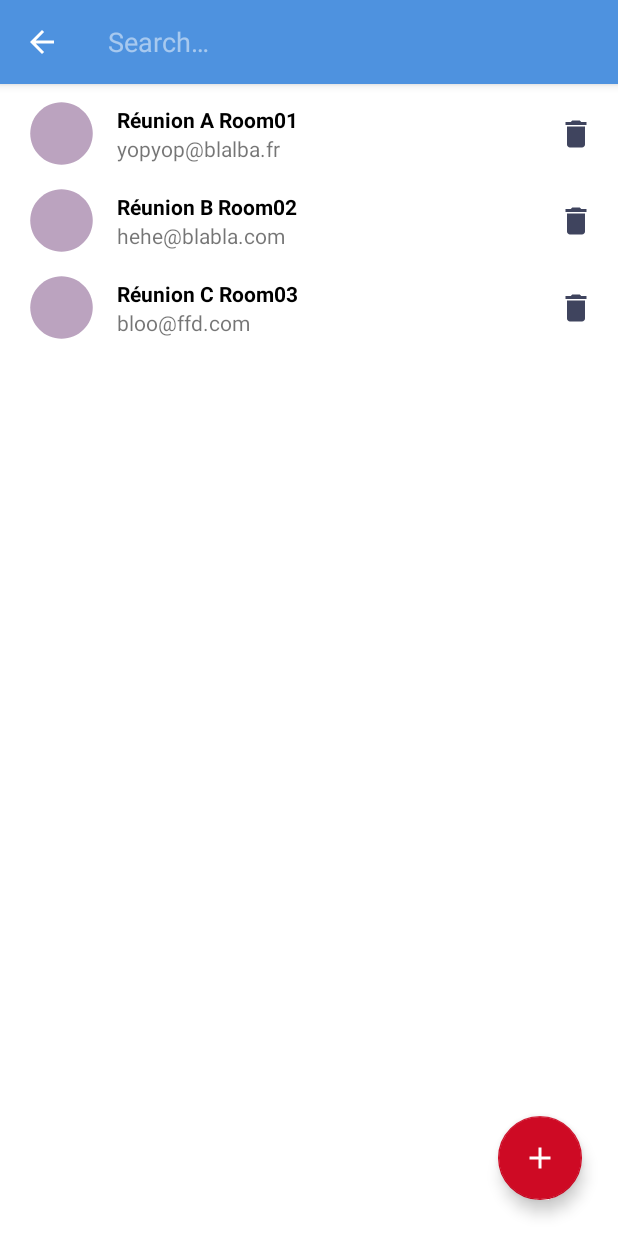
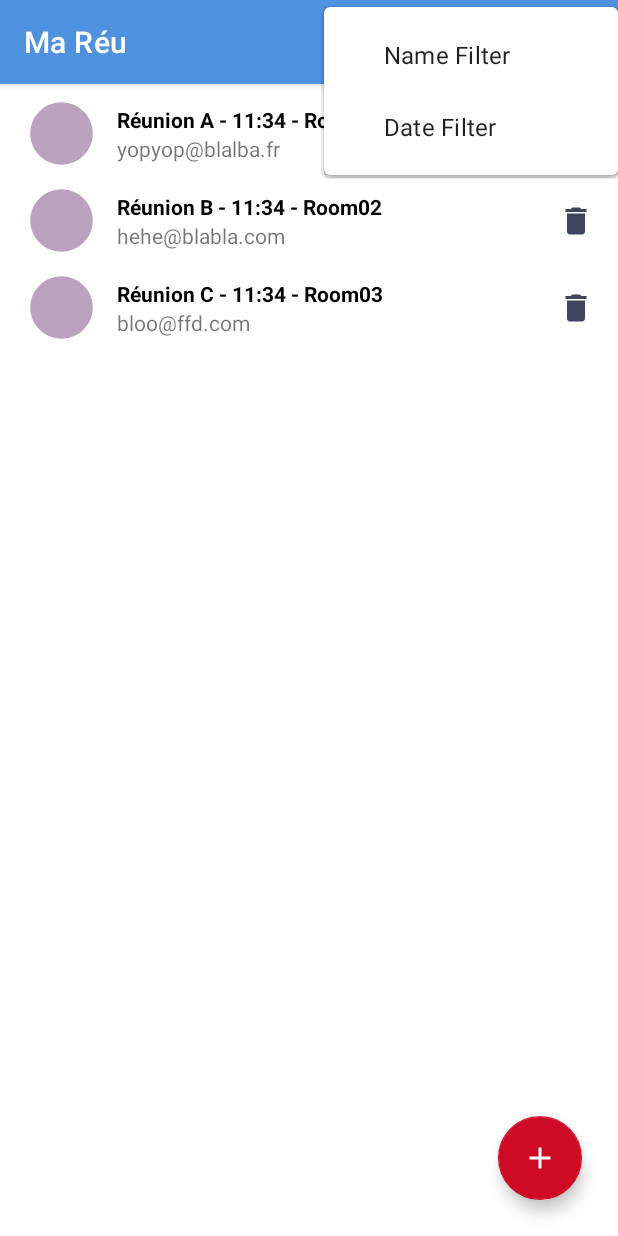
Before and after one commit to Strickle/MaReu, an Android app: the screen it shows after launch (MeetingListActivity), after a tap on "Filter", on a phone screen of 412 x 824 dp. Run offline under Robolectric (Android 15) with nearby library versions, the phone set to English and light mode, and no system bars; our stand-ins replace EventBus.

Commit message:
fix color random (from constructor) and fix display date from recyclerview with simpleDate

```diff
--- a/app/src/main/java/com/nounapps/mareu/model/Meeting.java
+++ b/app/src/main/java/com/nounapps/mareu/model/Meeting.java
@@ -33,13 +33,13 @@ public class Meeting implements Serializable {
     /** Meeting's color */
     private int meetingColor;
 
-    public Meeting(long id, String object, String location, Date date, String participants, int meetingColor) {
+    public Meeting(long id, String object, String location, Date date, String participants) {
         this.id = id;
         this.object = object;
         this.location = location;
         this.date = date;
         this.participants = participants;
-        this.meetingColor = meetingColor;
+        setRandomColor();
     }
 
     public long getId() {
@@ -93,11 +93,4 @@ public class Meeting implements Serializable {
         int color = Color.argb(255, rnd.nextInt(256), rnd.nextInt(256), rnd.nextInt(256));
         meetingColor = color;
     }
-    public Meeting(long id, String object, String location, Date date, String participants) {
-        this.id = id;
-        this.object = object;
-        this.location = location;
-        this.date = date;
-        this.participants = participants;
-    }
 }
--- a/app/src/main/java/com/nounapps/mareu/service/DummyMeetingGenerator.java
+++ b/app/src/main/java/com/nounapps/mareu/service/DummyMeetingGenerator.java
@@ -15,9 +15,9 @@ import static android.graphics.Color.MAGENTA;
 public abstract class DummyMeetingGenerator {
 
     public static List<Meeting> DUMMY_MEETINGS = Arrays.asList  (
-            new Meeting(1, "Réunion A", "Room01",new Date(1623756879000L), "yopyop@blalba.fr", CYAN),
-            new Meeting(2, "Réunion B", "Room02",new Date(1623756879000L), "hehe@blabla.com",MAGENTA),
-            new Meeting(3, "Réunion C", "Room03",new Date(1623756879000L), "bloo@ffd.com",GRAY)
+            new Meeting(1, "Réunion A", "Room01",new Date(1623756879000L), "yopyop@blalba.fr"),
+            new Meeting(2, "Réunion B", "Room02",new Date(1623756879000L), "hehe@blabla.com"),
+            new Meeting(3, "Réunion C", "Room03",new Date(1623756879000L), "bloo@ffd.com")
     );
 
     static List<Meeting> generateMeetings() {
--- a/app/src/main/java/com/nounapps/mareu/ui/meeting_list/AddMeetingActivity.java
+++ b/app/src/main/java/com/nounapps/mareu/ui/meeting_list/AddMeetingActivity.java
@@ -3,17 +3,12 @@ package com.nounapps.mareu.ui.meeting_list;
 import androidx.appcompat.app.AppCompatActivity;
 import android.app.DatePickerDialog;
 import android.app.TimePickerDialog;
-import android.content.res.Resources;
 import android.graphics.Color;
 import android.graphics.drawable.ColorDrawable;
 import android.os.Bundle;
-import android.renderscript.ScriptGroup;
-import android.text.Editable;
-import android.text.TextWatcher;
 import android.view.View;
 import android.widget.AdapterView;
 import android.widget.ArrayAdapter;
-import android.widget.Button;
 import android.widget.DatePicker;
 import android.widget.Spinner;
 import android.widget.TimePicker;
@@ -24,18 +19,12 @@ import com.nounapps.mareu.di.DI;
 import com.nounapps.mareu.model.Meeting;
 import com.nounapps.mareu.service.MeetingApiService;
 
-import java.sql.Time;
-import java.text.DateFormat;
 import java.text.ParseException;
 import java.text.SimpleDateFormat;
 import java.util.Calendar;
 import java.util.Date;
-import java.util.Random;
-import java.util.Timer;
-
 
 public class AddMeetingActivity extends AppCompatActivity    {
-
 
     private ActivityAddMeetingBinding binding;
     private MeetingApiService mMeetingApiService;
@@ -43,14 +32,10 @@ public class AddMeetingActivity extends AppCompatActivity    {
     private DatePickerDialog.OnDateSetListener onDateSetListener;
     private TimePickerDialog.OnTimeSetListener onTimeSetListener;
 
-
     private int meetingHour, meetingMinute;
     private String spinnerSelection;
 
-
-
-
-
+    private Calendar globalCalendar = Calendar.getInstance();
 
     @Override
     protected void onCreate(Bundle savedInstanceState) {
@@ -78,21 +63,11 @@ public class AddMeetingActivity extends AppCompatActivity    {
                 }
                 spinnerSelection = parent.getItemAtPosition(position).toString();
             }
-
             @Override
             public void onNothingSelected(AdapterView<?> parent) {
-
             }
         });
 
-//        spinner.setOnItemClickListener(new AdapterView.OnItemClickListener() {
-//            @Override
-//            public void onItemClick(AdapterView<?> parent, View view, int position, long id) {
-//
-//            }
-//        });
-
-// init button createMeeting
         binding.create.setEnabled(true);
 
         Calendar calendar = Calendar.getInstance();
@@ -107,6 +82,7 @@ public class AddMeetingActivity extends AppCompatActivity    {
                         AddMeetingActivity.this, new DatePickerDialog.OnDateSetListener() {
                     @Override
                     public void onDateSet(DatePicker view, int year, int month, int day) {
+                        globalCalendar.set(year,month,day);
                         month = month + 1;
 
                         String meetingDate = day + "/" + month + "/" + year;
@@ -116,7 +92,6 @@ public class AddMeetingActivity extends AppCompatActivity    {
                 datePickerDialog.show();
             }
         });
-
 
         binding.tvSelectedHour.setOnClickListener(new View.OnClickListener() {
             @Override
@@ -131,6 +106,8 @@ public class AddMeetingActivity extends AppCompatActivity    {
                         new TimePickerDialog.OnTimeSetListener() {
                             @Override
                             public void onTimeSet(TimePicker view, int hourOfDay, int minute) {
+                                globalCalendar.set(Calendar.HOUR, hourOfDay);
+                                globalCalendar.set(Calendar.MINUTE, minute);
                                 meetingHour = hourOfDay;
                                 meetingMinute = minute;
                                 String meetingTime = meetingHour + ":" + meetingMinute;
@@ -151,8 +128,6 @@ public class AddMeetingActivity extends AppCompatActivity    {
             }
         });
 
-
-
         binding.create.setOnClickListener(new View.OnClickListener() {
             @Override
             public void onClick(View v) {
@@ -160,14 +135,12 @@ public class AddMeetingActivity extends AppCompatActivity    {
                         System.currentTimeMillis(),
                         binding.tfObject.getEditText().getText().toString(),
                         spinnerSelection,
-                        calendar.getTime(),
+                        globalCalendar.getTime(),
                         binding.tfParticipants.getEditText().getText().toString()
                 );
                 mMeetingApiService.createMeeting(meeting);
                 finish();
             }
         });
-
     }
-
 }
--- a/app/src/main/java/com/nounapps/mareu/ui/meeting_list/MeetingListActivity.java
+++ b/app/src/main/java/com/nounapps/mareu/ui/meeting_list/MeetingListActivity.java
@@ -1,10 +1,12 @@
 package com.nounapps.mareu.ui.meeting_list;
 
+import androidx.annotation.NonNull;
 import androidx.appcompat.app.AppCompatActivity;
 import androidx.appcompat.widget.SearchView;
 import androidx.recyclerview.widget.LinearLayoutManager;
 import androidx.recyclerview.widget.RecyclerView;
 
+import android.app.SearchManager;
 import android.content.Intent;
 import android.os.Bundle;
 import android.view.Menu;
@@ -74,10 +76,11 @@ public class MeetingListActivity extends AppCompatActivity {
         MenuInflater inflater = getMenuInflater();
         inflater.inflate(R.menu.my_menu,menu);
 
-        MenuItem searchItem = menu.findItem(R.id.filter);
-        SearchView searchView = (SearchView) searchItem.getActionView();
+
+
         return true;
     }
+
 
     /**
      * Init the List of neighbours
--- a/app/src/main/java/com/nounapps/mareu/ui/meeting_list/MyListMeetingRecyclerViewAdapter.java
+++ b/app/src/main/java/com/nounapps/mareu/ui/meeting_list/MyListMeetingRecyclerViewAdapter.java
@@ -1,6 +1,5 @@
 package com.nounapps.mareu.ui.meeting_list;
 
-import android.content.res.Resources;
 import android.view.LayoutInflater;
 import android.view.View;
 import android.view.ViewGroup;
@@ -15,14 +14,17 @@ import com.nounapps.mareu.R;
 import com.nounapps.mareu.events.DeleteMeetingEvent;
 import com.nounapps.mareu.model.Meeting;
 
-
 import org.greenrobot.eventbus.EventBus;
 
+import java.text.DateFormat;
+import java.text.ParseException;
+import java.text.SimpleDateFormat;
+import java.util.Calendar;
+import java.util.Date;
 import java.util.List;
-import java.util.Random;
-
 
 public class MyListMeetingRecyclerViewAdapter extends RecyclerView.Adapter<MyListMeetingRecyclerViewAdapter.MyViewHolder> implements Filterable{
+
 
     private List<Meeting> mMeetings;
 
@@ -81,9 +83,17 @@ public class MyListMeetingRecyclerViewAdapter extends RecyclerView.Adapter<MyLis
 
         void display(Meeting meeting) {
 
-            meeting.setRandomColor();
+            Date date = meeting.getDate();
+            //
+            // Display a date in day, month, year format
+            //
+            DateFormat formatter = new SimpleDateFormat("hh:mm");
+            String meetingTime = formatter.format(date);
+
+
+
             mIVcolorCircle.setColorFilter(meeting.getMeetingColor());
-            mTVmeeting.setText(meeting.getObject()+" "+meeting.getLocation());
+            mTVmeeting.setText(meeting.getObject()+" - "+meetingTime+" - "+meeting.getLocation());
             mTVparticipants.setText(meeting.getParticipants());
         }
 
--- /dev/null
+++ b/app/src/main/res/drawable/ic_baseline_search_24.xml
@@ -0,0 +1,5 @@
+<vector android:height="24dp" android:tint="#FFFFFF"
+    android:viewportHeight="24" android:viewportWidth="24"
+    android:width="24dp" xmlns:android="http://schemas.android.com/apk/res/android">
+    <path android:fillColor="@android:color/white" android:pathData="M15.5,14h-0.79l-0.28,-0.27C15.41,12.59 16,11.11 16,9.5 16,5.91 13.09,3 9.5,3S3,5.91 3,9.5 5.91,16 9.5,16c1.61,0 3.09,-0.59 4.23,-1.57l0.27,0.28v0.79l5,4.99L20.49,19l-4.99,-5zM9.5,14C7.01,14 5,11.99 5,9.5S7.01,5 9.5,5 14,7.01 14,9.5 11.99,14 9.5,14z"/>
+</vector>
--- /dev/null
+++ b/app/src/main/res/drawable/ic_baseline_sort_24.xml
@@ -0,0 +1,5 @@
+<vector android:height="24dp" android:tint="#FFFFFF"
+    android:viewportHeight="24" android:viewportWidth="24"
+    android:width="24dp" xmlns:android="http://schemas.android.com/apk/res/android">
+    <path android:fillColor="@android:color/white" android:pathData="M3,18h6v-2L3,16v2zM3,6v2h18L21,6L3,6zM3,13h12v-2L3,11v2z"/>
+</vector>
--- a/app/src/main/res/menu/my_menu.xml
+++ b/app/src/main/res/menu/my_menu.xml
@@ -5,6 +5,22 @@
         android:id="@+id/filter"
         android:title="Filter"
         android:icon="@drawable/ic_baseline_filter_list_24"
-        app:showAsAction="ifRoom|collapseActionView"
-        app:actionViewClass="androidx.appcompat.widget.SearchView"/>
+        app:showAsAction="ifRoom|collapseActionView">
+        <menu>
+            <item
+                android:id="@+id/meetingNameFilter"
+                android:title="Name Filter"
+                android:icon="@drawable/ic_baseline_search_24"
+                app:showAsAction="ifRoom|collapseActionView"
+                app:actionViewClass="androidx.appcompat.widget.SearchView" />
+            <item
+                android:id="@+id/meetingDateFilter"
+                android:title="Date Filter"
+                android:icon="@drawable/ic_baseline_sort_24"
+                app:showAsAction="ifRoom|collapseActionView"
+                app:actionViewClass="androidx.appcompat.widget.SearchView" />
+
+        </menu>
+    </item>
+
     </menu>
```
